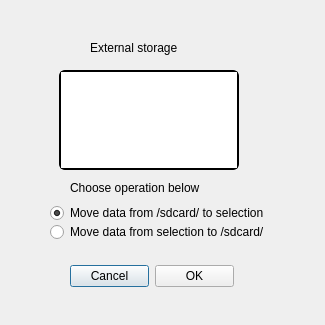
Old version of the form datadialog.ui in the repository GostLy/adbLink.
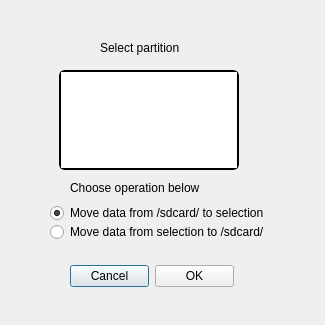
New version of the form.

The edit to the form file:
```diff
--- a/datadialog.ui
+++ b/datadialog.ui
@@ -87,14 +87,14 @@
   <widget class="QLabel" name="label_4">
    <property name="geometry">
     <rect>
-     <x>90</x>
+     <x>100</x>
      <y>40</y>
      <width>111</width>
      <height>16</height>
     </rect>
    </property>
    <property name="text">
-    <string>External storage</string>
+    <string>Select partition</string>
    </property>
   </widget>
   <widget class="QRadioButton" name="dataButton3">
```
